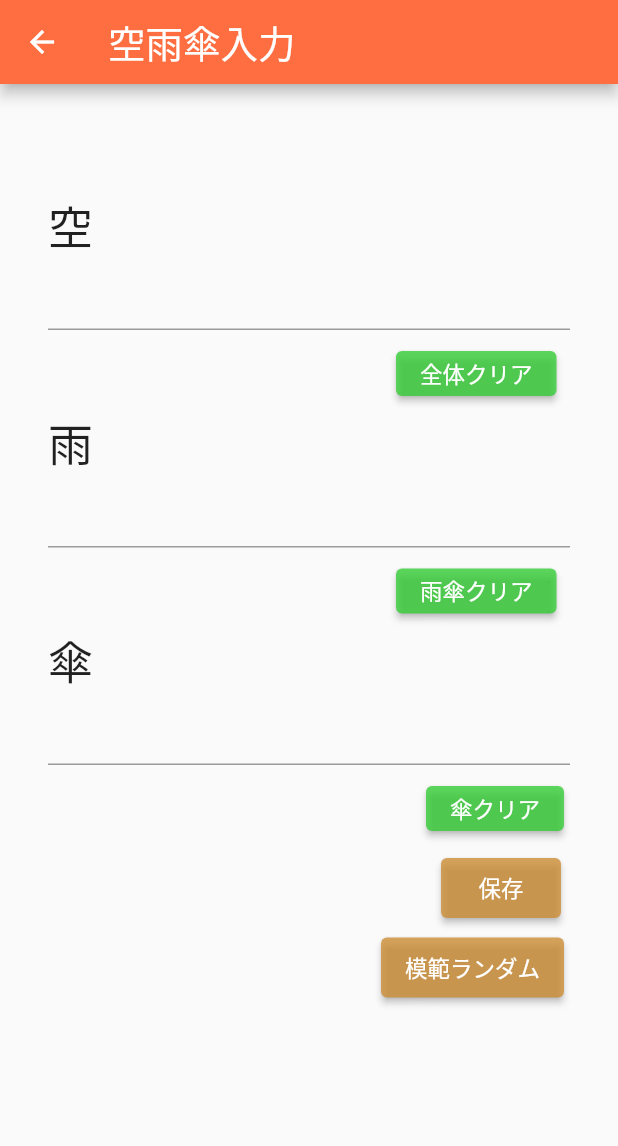
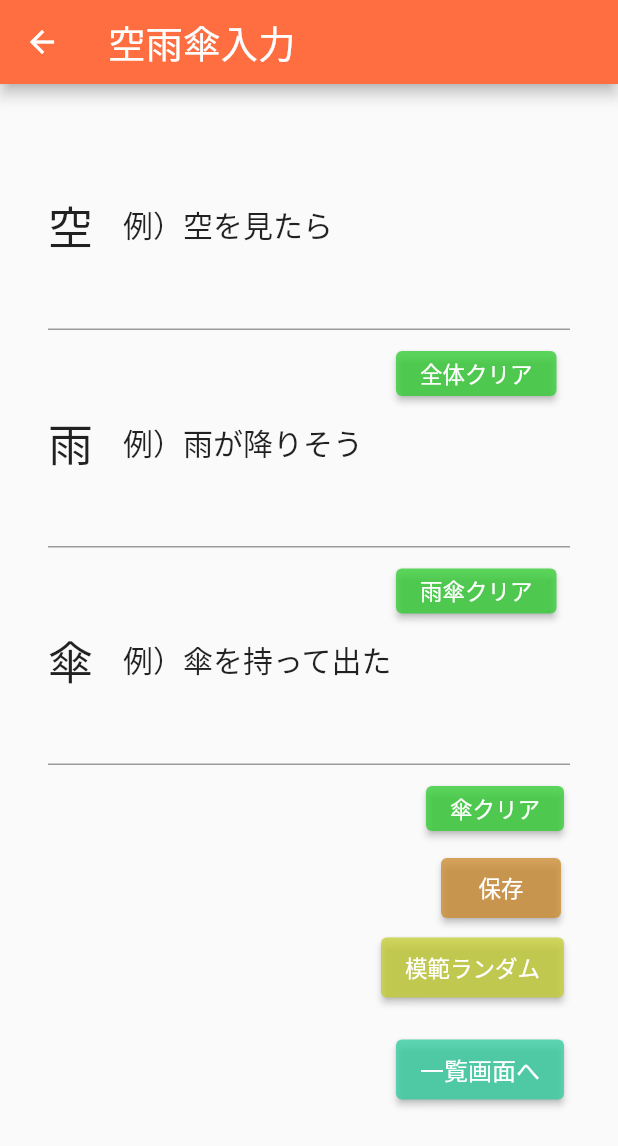
Before and after one commit to kkhassou/toyidea_smartphone_app, a Flutter app: the SimpleInputPage screen opened by its route, after a tap on "保存", on a phone screen of 412 x 824 dp. Shown: the top 1146 px of the screen. Run offline on Flutter 3.47's test engine with Material 2 defaults, Android fonts, the light colour scheme and no system bars; our stand-ins replace firebase_auth, firebase_core; missing offline and left inert: dart:ffi; accounts and stored records are empty; network calls fail.

Commit message:
リスト表示まで。androidとiosにfirebase経由で配布もできるようになった。

```diff
--- a/lib/api/api_client.dart
+++ b/lib/api/api_client.dart
@@ -1,5 +1,6 @@
 import 'dart:convert';
 import 'package:http/http.dart' as http;
+import '../constants/url_constant.dart';
 
 Future<void> testCallApi() async {
   final String apiUrl =
@@ -23,22 +24,24 @@ Future<void> testCallApi() async {
   }
 }
 
-Future<void> s_r_u_input_api() async {
-  final String apiUrl =
-      // "https://us-central1-toyidea-api.cloudfunctions.net/api/skyRainUmbrellaInput";
-      "http://10.0.2.2:5001/toyidea-api/us-central1/api/skyRainUmbrellaInput";
-  // ios     : localhost または 127.0.0.1
-  // android : 10.0.2.2
+Future<void> s_r_u_input_api(
+    String _userId, String _sky, String _rain, String _umbrella) async {
+  final String apiUrl = UrlConstant.apiUrl + "skyRainUmbrellaInput";
 
   try {
-    // final response = await http.post(Uri.parse(apiUrl), body: "test_kake");
-    // final response = await http.post(Uri.parse(apiUrl));
-    final response = await http.post(Uri.parse(apiUrl), body: "data");
+    final response = await http.post(Uri.parse(apiUrl), body: {
+      "userId": _userId,
+      "sky": _sky,
+      "rain": _rain,
+      "umbrella": _umbrella
+    });
     if (response.statusCode == 200) {
       // 成功した場合、レスポンスを解析または使用します。
-      print('Response data: ${response.body}');
+      print('Response data: ${response.body.toString()}');
       // JSON データの場合
-      // Map<String, dynamic> jsonData = jsonDecode(response.body);
+      Map<String, dynamic> jsonData = jsonDecode(response.body);
+      print("jsonData");
+      print(jsonData.toString());
     } else {
       // エラーの場合
       print('Request failed with status: ${response.statusCode}.');
@@ -48,3 +51,38 @@ Future<void> s_r_u_input_api() async {
     print('Request failed with error: $e');
   }
 }
+
+// in userId
+// out list(sky,rain,umbrella)
+Future<List<Map<String, dynamic>>> s_r_u_list_api(String _userId) async {
+  final String apiUrl = UrlConstant.apiUrl + "skyRainUmbrellaList";
+
+  try {
+    final response = await http.post(Uri.parse(apiUrl), body: {
+      "userId": _userId,
+    });
+    if (response.statusCode == 200) {
+      // 成功した場合、レスポンスを解析または使用します。
+      print('Response data: ${response.body.toString()}');
+      // JSON データの場合
+      // Map<String, dynamic>
+      List jsonData = jsonDecode(response.body);
+      print("jsonData");
+      print(jsonData.toString());
+      return jsonData
+          .map((item) => {
+                "sky": item["sky"],
+                "rain": item["rain"],
+                "umbrella": item["umbrella"],
+              })
+          .toList()
+          .cast<Map<String, dynamic>>(); // 型変換を追加
+    } else {
+      // エラーの場合
+      throw Exception('Request failed with status: ${response.statusCode}.');
+    }
+  } catch (e) {
+    // 例外が発生した場合
+    throw Exception('Request failed with error: $e');
+  }
+}
--- a/lib/app.dart
+++ b/lib/app.dart
@@ -3,6 +3,7 @@ import 'package:toyidea_smartphone_app/presentation/home/home_page.dart';
 import 'package:toyidea_smartphone_app/presentation/login/login_page.dart';
 import 'package:toyidea_smartphone_app/presentation/signup/signup_page.dart';
 import 'package:toyidea_smartphone_app/presentation/simple_input/simple_input_page.dart';
+import 'package:toyidea_smartphone_app/presentation/simple_list/simple_list_page.dart';
 
 class App extends StatefulWidget {
   const App({super.key});
@@ -33,6 +34,8 @@ class _AppState extends State<App> {
               return LoginPage();
             case "/simple_input":
               return SimpleInputPage();
+            case "/simple_list":
+              return SimpleListPage();
             default:
               return HomePage();
           }
--- /dev/null
+++ b/lib/constants/url_constant.dart
@@ -0,0 +1,6 @@
+class UrlConstant {
+  static const String apiUrl =
+      "https://us-central1-toyidea-api.cloudfunctions.net/api/"; // 実機端末用
+  // "http://10.0.2.2:5001/toyidea-api/us-central1/api/"; // Androidエミュレーター用
+  // "http://localhost:5001/toyidea-api/us-central1/api/"; // iOSエミュレーター用
+}
--- a/lib/presentation/simple_input/simple_input_page.dart
+++ b/lib/presentation/simple_input/simple_input_page.dart
@@ -9,11 +9,11 @@ class SimpleInputPage extends StatefulWidget {
 }
 
 class _SimpleInputPageState extends State<SimpleInputPage> {
+  final GlobalKey<FormState> _formKey = GlobalKey<FormState>();
+  TextEditingController _skyController = TextEditingController();
+  TextEditingController _rainController = TextEditingController();
+  TextEditingController _umbrellaController = TextEditingController();
   final FirebaseAuth _auth = FirebaseAuth.instance;
-  final GlobalKey<FormState> _formKey = GlobalKey<FormState>();
-  TextEditingController _emailController = TextEditingController();
-  TextEditingController _passwordController = TextEditingController();
-
   // これ、ログイン状態だと、ホーム画面に戻す
   checkAuthentication() async {
     _auth.authStateChanges().listen((user) {
@@ -72,9 +72,14 @@ class _SimpleInputPageState extends State<SimpleInputPage> {
                 child: Column(
                   crossAxisAlignment: CrossAxisAlignment.start,
                   children: <Widget>[
-                    Text("空", style: TextStyle(fontSize: 30)),
+                    Row(
+                      children: [
+                        Text("空", style: TextStyle(fontSize: 30)),
+                        Text("　例）空を見たら", style: TextStyle(fontSize: 20)),
+                      ],
+                    ),
                     TextFormField(
-                      controller: _emailController,
+                      controller: _skyController,
                     ),
                     SizedBox(height: 5.0),
                     Row(
@@ -98,9 +103,14 @@ class _SimpleInputPageState extends State<SimpleInputPage> {
                         ),
                       ],
                     ),
-                    Text("雨", style: TextStyle(fontSize: 30)),
+                    Row(
+                      children: [
+                        Text("雨", style: TextStyle(fontSize: 30)),
+                        Text("　例）雨が降りそう", style: TextStyle(fontSize: 20)),
+                      ],
+                    ),
                     TextFormField(
-                      controller: _passwordController,
+                      controller: _rainController,
                     ),
                     SizedBox(height: 5.0),
                     Row(
@@ -124,14 +134,14 @@ class _SimpleInputPageState extends State<SimpleInputPage> {
                         ),
                       ],
                     ),
-                    Text(
-                      "傘",
-                      style: TextStyle(
-                        fontSize: 30,
-                      ),
+                    Row(
+                      children: [
+                        Text("傘", style: TextStyle(fontSize: 30)),
+                        Text("　例）傘を持って出た", style: TextStyle(fontSize: 20)),
+                      ],
                     ),
                     TextFormField(
-                      controller: _passwordController,
+                      controller: _umbrellaController,
                     ),
                     SizedBox(height: 5.0),
                     Row(
@@ -170,7 +180,14 @@ class _SimpleInputPageState extends State<SimpleInputPage> {
                           ),
                           onPressed: () {
                             // ここでAPIを呼ぶ
-                            s_r_u_input_api();
+                            s_r_u_input_api(
+                                _auth.currentUser?.uid as String,
+                                _skyController.text,
+                                _rainController.text,
+                                _umbrellaController.text);
+                            _skyController.clear();
+                            _rainController.clear();
+                            _umbrellaController.clear();
                           },
                           child: Text(
                             "保存",
@@ -191,13 +208,37 @@ class _SimpleInputPageState extends State<SimpleInputPage> {
                             minimumSize:
                                 MaterialStateProperty.all<Size>(Size(80, 40)),
                             backgroundColor: MaterialStateProperty.all<Color>(
-                                Color.fromARGB(199, 205, 140, 50)),
+                                Color.fromARGB(198, 197, 205, 50)),
                           ),
                           onPressed: () {},
                           child: Text(
                             "模範ランダム",
                             style:
                                 TextStyle(color: Colors.white, fontSize: 15.0),
+                          ),
+                        ),
+                      ],
+                    ),
+                    SizedBox(height: 20.0),
+                    Row(
+                      children: [
+                        Container(
+                          width: rightEdgePosition + 40,
+                        ),
+                        ElevatedButton(
+                          style: ButtonStyle(
+                            minimumSize:
+                                MaterialStateProperty.all<Size>(Size(80, 40)),
+                            backgroundColor: MaterialStateProperty.all<Color>(
+                                Color.fromARGB(198, 50, 205, 159)),
+                          ),
+                          onPressed: () {
+                            Navigator.of(context).pushNamed('/simple_list');
+                          },
+                          child: Text(
+                            "一覧画面へ",
+                            style:
+                                TextStyle(color: Colors.white, fontSize: 16.0),
                           ),
                         ),
                       ],
```
Also changed, not shown: lib/presentation/simple_list/simple_list_page.dart (added, +81 -0 lines), 4 other files.
